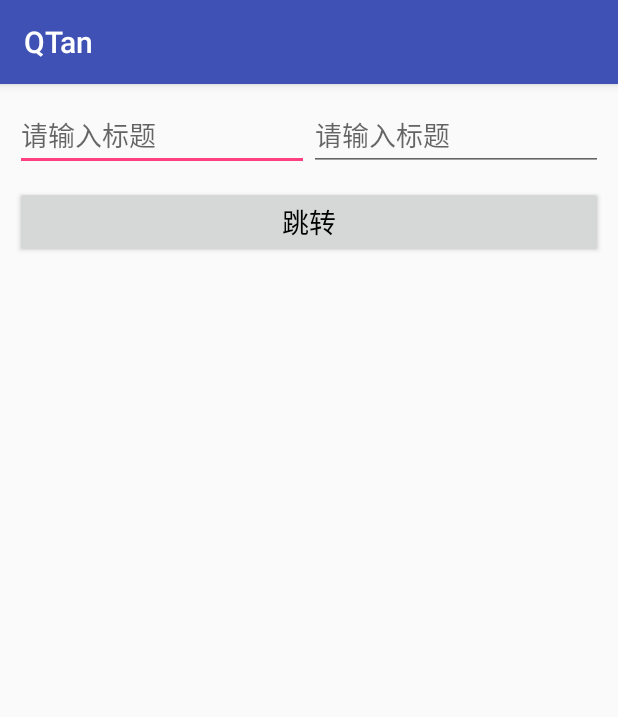
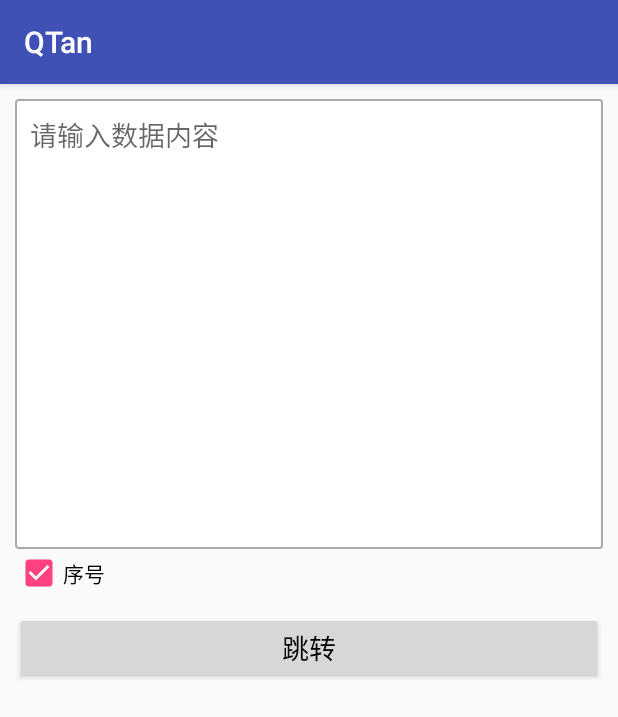
Before and after one commit to NBalls/QTan, an Android app: the screen it shows after launch (VideoActivity), on a phone screen of 412 x 824 dp. Shown: the top 717 px of the screen. Run offline under Robolectric (Android 15) with nearby library versions, the phone set to English and light mode, and no system bars.

```diff
--- /dev/null
+++ b/app/src/main/res/drawable/video_input_back.xml
@@ -0,0 +1,13 @@
+<?xml version="1.0" encoding="utf-8"?>
+<shape xmlns:android="http://schemas.android.com/apk/res/android"
+    android:shape="rectangle">
+    <solid android:color="#ffffff" />
+
+    <stroke android:color="#AAAAAA"
+        android:width="1dp"
+        />
+
+    <corners
+        android:radius="2dp"
+        />
+</shape>
--- a/app/src/main/res/layout/activity_video.xml
+++ b/app/src/main/res/layout/activity_video.xml
@@ -19,18 +19,36 @@
         tools:ignore="MissingConstraints">
 
         <androidx.appcompat.widget.AppCompatEditText
+            android:id="@+id/content_edt"
+            android:layout_width="wrap_content"
+            android:layout_height="300dp"
+            android:gravity="top"
+            android:padding="10dp"
+            android:background="@drawable/video_input_back"
+            android:hint="请输入数据内容"
+            android:layout_weight="1"
+            />
+    </LinearLayout>
+
+    <LinearLayout
+        android:id="@+id/video_operate_layout"
+        android:layout_width="match_parent"
+        android:layout_height="wrap_content"
+        android:orientation="horizontal"
+        app:layout_constraintLeft_toLeftOf="parent"
+        app:layout_constraintRight_toRightOf="parent"
+        app:layout_constraintTop_toBottomOf="@+id/video_title_layout"
+        >
+
+        <CheckBox
+            android:id="@+id/video_num_operate"
             android:layout_width="wrap_content"
             android:layout_height="wrap_content"
-            android:hint="请输入标题"
-            android:layout_weight="1"
+            android:checked="true"
+            android:text="序号"
             />
 
-        <androidx.appcompat.widget.AppCompatEditText
-            android:layout_width="wrap_content"
-            android:layout_height="wrap_content"
-            android:hint="请输入标题"
-            android:layout_weight="1"
-            />
+
     </LinearLayout>
 
     <androidx.appcompat.widget.AppCompatButton
@@ -43,7 +61,7 @@
         android:layout_marginTop="10dp"
         app:layout_constraintLeft_toLeftOf="parent"
         app:layout_constraintRight_toRightOf="parent"
-        app:layout_constraintTop_toBottomOf="@+id/video_title_layout"
+        app:layout_constraintTop_toBottomOf="@+id/video_operate_layout"
         />
 
 </androidx.constraintlayout.widget.ConstraintLayout>
--- a/app/src/main/res/layout/activity_video_detail_item.xml
+++ b/app/src/main/res/layout/activity_video_detail_item.xml
@@ -3,7 +3,7 @@
     xmlns:app="http://schemas.android.com/apk/res-auto"
     xmlns:tools="http://schemas.android.com/tools"
     android:layout_width="match_parent"
-    android:layout_height="19dp"
+    android:layout_height="20dp"
     android:paddingTop="3dp"
     tools:context=".video.VideoDetailActivity">
 
```
Also changed, not shown: app/src/main/java/driver/chao/com/qtan/video/VideoActivity.java (+25 -64 lines), app/src/main/java/driver/chao/com/qtan/video/VideoAdapter.java (+5 -27 lines), app/src/main/java/driver/chao/com/qtan/video/VideoDetailActivity.java (+52 -6 lines), app/src/main/res/layout/activity_video_detail.xml (+12 -3 lines).
